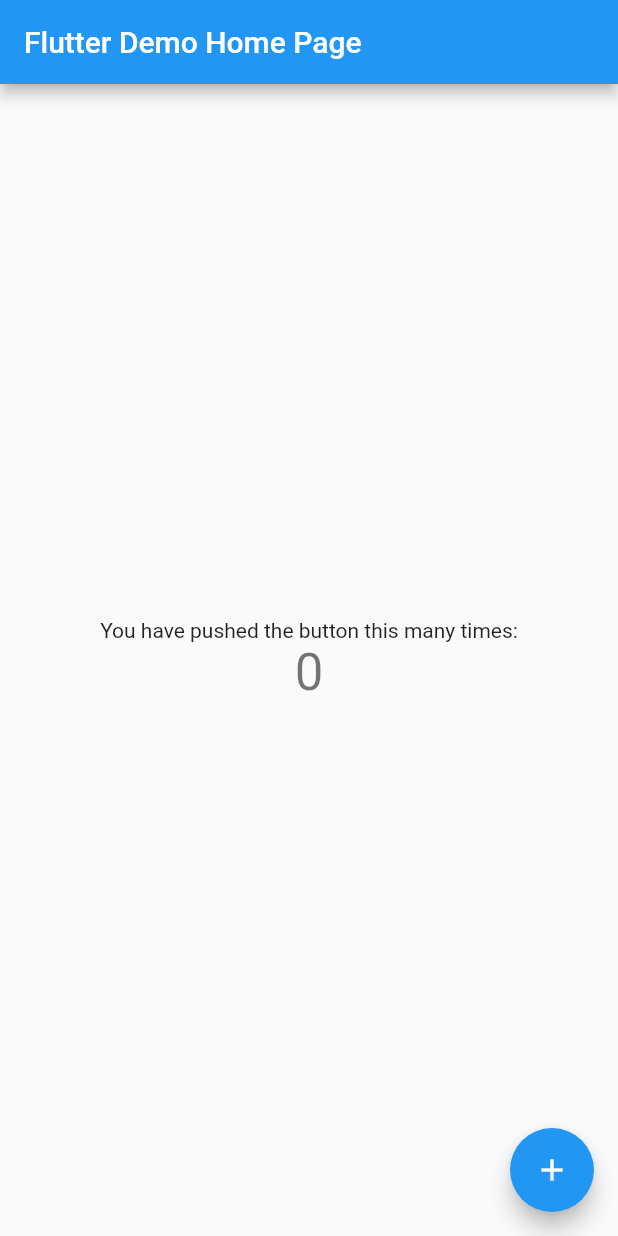
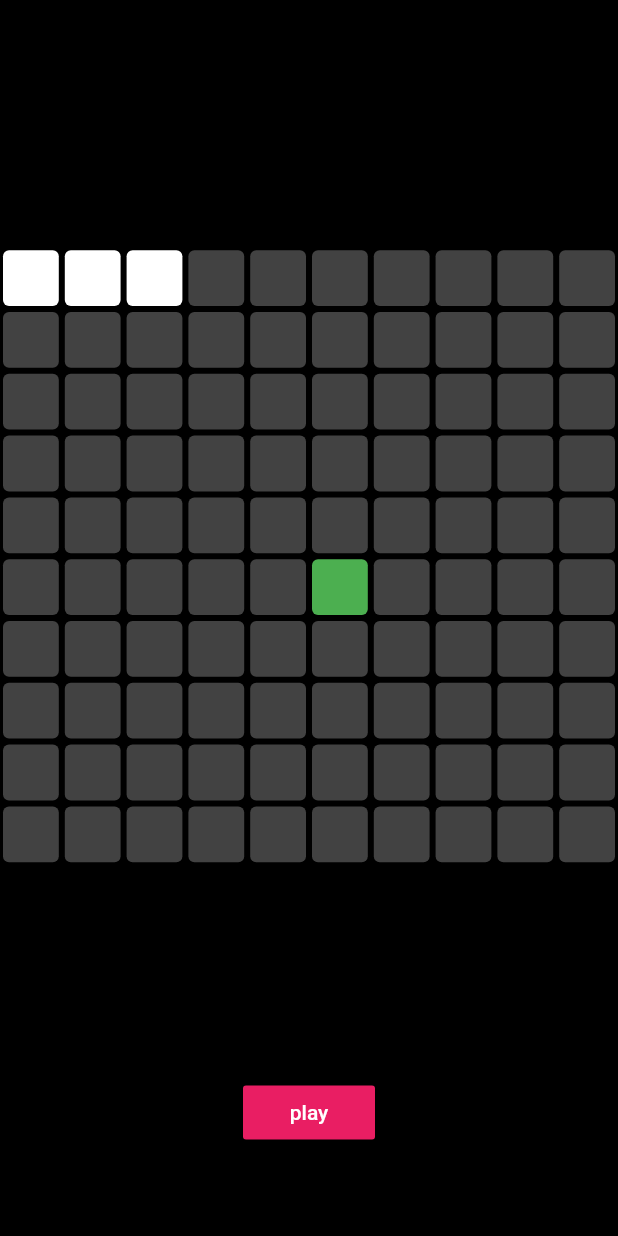
Before and after one commit to zahraakbari1234/flutterclassrepo, a Flutter app: the screen it shows after launch, on a phone screen of 412 x 824 dp. Run offline on Flutter 3.47's test engine with Material 2 defaults, Android fonts, the phone set to English and light mode, and no system bars; our stand-ins replace audioplayers.

Commit message:
end session7

```diff
--- /dev/null
+++ b/snake_game/lib/blank_pixel.dart
@@ -0,0 +1,19 @@
+import 'package:flutter/material.dart';
+
+
+class BlankPixel extends StatelessWidget {
+  const BlankPixel({Key? key}) : super(key: key);
+
+  @override
+  Widget build(BuildContext context) {
+    return Padding(
+      padding: const EdgeInsets.all(2.0),
+      child: Container(
+        decoration: BoxDecoration(
+          color: Colors.grey[800],
+          borderRadius: BorderRadius.circular(4),
+        ),
+      ),
+    );
+  }
+}
--- /dev/null
+++ b/snake_game/lib/food_pixel.dart
@@ -0,0 +1,18 @@
+import 'package:flutter/material.dart';
+
+class FoodPixel extends StatelessWidget {
+  const FoodPixel({Key? key}) : super(key: key);
+
+  @override
+  Widget build(BuildContext context) {
+    return Padding(
+      padding: const EdgeInsets.all(2.0),
+      child: Container(
+        decoration: BoxDecoration(
+          color: Colors.green,
+          borderRadius: BorderRadius.circular(4),
+        ),
+      ),
+    );
+  }
+}
--- /dev/null
+++ b/snake_game/lib/home_page.dart
@@ -0,0 +1,165 @@
+import 'dart:async';
+
+import 'package:flutter/material.dart';
+import 'package:snake_game/blank_pixel.dart';
+import 'package:snake_game/snake_pixel.dart';
+import 'food_pixel.dart';
+import 'package:async/async.dart';
+
+class HomePage extends StatefulWidget {
+  const HomePage({Key? key}) : super(key: key);
+
+  @override
+  State<HomePage> createState() => _HomePageState();
+}
+
+enum SnakeDirection{up,down,right,left}
+
+
+class _HomePageState extends State<HomePage> {
+
+  int rowSize = 10;
+  int TotalNumberOFSquares = 100;
+  bool _isFistTimePressed = true;
+  List<int> snakePos = [0 , 1 , 2];
+  int foodPos = 55 ;
+  var currentDirection = SnakeDirection.right;
+  void startGame (){
+    _isFistTimePressed = false ;
+    Timer.periodic(const Duration(milliseconds: 300), (timer) {
+      setState(() {
+        moveSnake();
+      });
+    });
+  }
+  void moveSnake () {
+    switch (currentDirection) {
+      case SnakeDirection.right:
+        {
+          if (snakePos.last % rowSize == 9) {
+            snakePos.add(snakePos.last + 1 - rowSize);
+            snakePos.removeAt(0);
+          }
+          else {
+            snakePos.add(snakePos.last + 1);
+            snakePos.removeAt(0);
+
+          }
+        }
+        break;
+      case SnakeDirection.left:
+        {
+          if (snakePos.last % rowSize == 0) {
+            snakePos.add(snakePos.last - 1 + rowSize);
+            snakePos.removeAt(0);
+
+          }
+          else {
+            snakePos.add(snakePos.last - 1);
+            snakePos.removeAt(0);
+
+          }
+        }
+        break;
+      case SnakeDirection.up:
+        {
+          if (snakePos.last < rowSize) {
+            snakePos.add(snakePos.last - rowSize + TotalNumberOFSquares);
+            snakePos.removeAt(0);
+
+          }
+          else {
+            snakePos.add(snakePos.last - rowSize);
+            snakePos.removeAt(0);
+
+          }
+        }
+        break;
+      case SnakeDirection.down:
+        {
+          if (snakePos.last + rowSize > TotalNumberOFSquares) {
+            snakePos.add(snakePos.last + rowSize - TotalNumberOFSquares);
+            snakePos.removeAt(0);
+
+          }
+          else {
+            snakePos.add(snakePos.last + rowSize);
+            snakePos.removeAt(0);
+
+          }
+        }
+        break;
+      default:
+    }
+  }
+
+  @override
+  Widget build(BuildContext context) {
+    return Column(
+      children: [
+        Expanded(
+          child: Container(
+          ),
+        ),
+        Expanded(
+          flex: 3,
+          child: GestureDetector(
+            onVerticalDragUpdate: (details){
+
+              //برای اینکه نتونه توی مسیر رفت برعکس بشه
+              //&& currentDirection!= SnakeDirection.up
+              if(details.delta.dy > 0 && currentDirection!= SnakeDirection.up){
+                currentDirection = SnakeDirection.down;
+              }else if(details.delta.dy < 0 && currentDirection!= SnakeDirection.down)
+                {
+                  currentDirection = SnakeDirection.up;
+                }
+            },
+
+            onHorizontalDragUpdate: (details){
+              if(details.delta.dx > 0 && currentDirection!= SnakeDirection.left){
+                currentDirection = SnakeDirection.right;
+              }else if(details.delta.dx < 0 && currentDirection!= SnakeDirection.right)
+              {
+                currentDirection = SnakeDirection.left;
+              }
+            },
+            child: GridView.builder(
+              gridDelegate:
+                   SliverGridDelegateWithFixedCrossAxisCount(crossAxisCount: rowSize),
+              itemCount: 100,
+              physics: const NeverScrollableScrollPhysics(),
+
+              //to do work on every grid
+              itemBuilder: ( context,  index) {
+                if (snakePos.contains(index)){
+                  return const SnakePixel();
+                }
+                else if(foodPos == index){
+                  return const FoodPixel();
+                }
+                else {
+                    return const BlankPixel();
+                  }
+              }),
+          ),
+        ),
+        Expanded(
+          child: Center(
+            child: MaterialButton(
+              onPressed: (){
+
+                //اگر این نباشد چند بار پشت هم دکمه فشار داده شود هرسری سرعت حرکت کرم میره بالاتر
+                if( _isFistTimePressed == true){
+                  startGame();
+                }
+              },
+              color: Colors.pink,
+              child: const Text("play"),
+            ),
+          ),
+        ),
+      ],
+    );
+  }
+}
--- a/snake_game/lib/main.dart
+++ b/snake_game/lib/main.dart
@@ -1,115 +1,27 @@
 import 'package:flutter/material.dart';
+import 'home_page.dart';
 
 void main() {
   runApp(const MyApp());
 }
 
-class MyApp extends StatelessWidget {
-  const MyApp({super.key});
+class MyApp extends StatefulWidget {
+  const MyApp({Key? key}) : super(key: key);
 
-  // This widget is the root of your application.
+  @override
+  State<MyApp> createState() => _MyAppState();
+}
+
+class _MyAppState extends State<MyApp> {
   @override
   Widget build(BuildContext context) {
-    return MaterialApp(
-      title: 'Flutter Demo',
-      theme: ThemeData(
-        // This is the theme of your application.
-        //
-        // Try running your application with "flutter run". You'll see the
-        // application has a blue toolbar. Then, without quitting the app, try
-        // changing the primarySwatch below to Colors.green and then invoke
-        // "hot reload" (press "r" in the console where you ran "flutter run",
-        // or simply save your changes to "hot reload" in a Flutter IDE).
-        // Notice that the counter didn't reset back to zero; the application
-        // is not restarted.
-        primarySwatch: Colors.blue,
+    return  MaterialApp(
+      debugShowCheckedModeBanner: false,
+      home:Scaffold(
+        backgroundColor: Colors.black,
+        body: HomePage(),
       ),
-      home: const MyHomePage(title: 'Flutter Demo Home Page'),
+      theme: ThemeData(brightness: Brightness.dark),
     );
   }
 }
-
-class MyHomePage extends StatefulWidget {
-  const MyHomePage({super.key, required this.title});
-
-  // This widget is the home page of your application. It is stateful, meaning
-  // that it has a State object (defined below) that contains fields that affect
-  // how it looks.
-
-  // This class is the configuration for the state. It holds the values (in this
-  // case the title) provided by the parent (in this case the App widget) and
-  // used by the build method of the State. Fields in a Widget subclass are
-  // always marked "final".
-
-  final String title;
-
-  @override
-  State<MyHomePage> createState() => _MyHomePageState();
-}
-
-class _MyHomePageState extends State<MyHomePage> {
-  int _counter = 0;
-
-  void _incrementCounter() {
-    setState(() {
-      // This call to setState tells the Flutter framework that something has
-      // changed in this State, which causes it to rerun the build method below
-      // so that the display can reflect the updated values. If we changed
-      // _counter without calling setState(), then the build method would not be
-      // called again, and so nothing would appear to happen.
-      _counter++;
-    });
-  }
-
-  @override
-  Widget build(BuildContext context) {
-    // This method is rerun every time setState is called, for instance as done
-    // by the _incrementCounter method above.
-    //
-    // The Flutter framework has been optimized to make rerunning build methods
-    // fast, so that you can just rebuild anything that needs updating rather
-    // than having to individually change instances of widgets.
-    return Scaffold(
-      appBar: AppBar(
-        // Here we take the value from the MyHomePage object that was created by
-        // the App.build method, and use it to set our appbar title.
-        title: Text(widget.title),
-      ),
-      body: Center(
-        // Center is a layout widget. It takes a single child and positions it
-        // in the middle of the parent.
-        child: Column(
-          // Column is also a layout widget. It takes a list of children and
-          // arranges them vertically. By default, it sizes itself to fit its
-          // children horizontally, and tries to be as tall as its parent.
-          //
-          // Invoke "debug painting" (press "p" in the console, choose the
-          // "Toggle Debug Paint" action from the Flutter Inspector in Android
-          // Studio, or the "Toggle Debug Paint" command in Visual Studio Code)
-          // to see the wireframe for each widget.
-          //
-          // Column has various properties to control how it sizes itself and
-          // how it positions its children. Here we use mainAxisAlignment to
-          // center the children vertically; the main axis here is the vertical
-          // axis because Columns are vertical (the cross axis would be
-          // horizontal).
-          mainAxisAlignment: MainAxisAlignment.center,
-          children: <Widget>[
-            const Text(
-              'You have pushed the button this many times:',
-            ),
-            Text(
-              '$_counter',
-              style: Theme.of(context).textTheme.headline4,
-            ),
-          ],
-        ),
-      ),
-      floatingActionButton: FloatingActionButton(
-        onPressed: _incrementCounter,
-        tooltip: 'Increment',
-        child: const Icon(Icons.add),
-      ), // This trailing comma makes auto-formatting nicer for build methods.
-    );
-  }
-}
--- /dev/null
+++ b/snake_game/lib/snake_pixel.dart
@@ -0,0 +1,18 @@
+import 'package:flutter/material.dart';
+
+class SnakePixel extends StatelessWidget {
+  const SnakePixel({Key? key}) : super(key: key);
+
+  @override
+  Widget build(BuildContext context) {
+    return Padding(
+      padding: const EdgeInsets.all(2.0),
+      child: Container(
+        decoration: BoxDecoration(
+          color: Colors.white,
+          borderRadius: BorderRadius.circular(4),
+        ),
+      ),
+    );
+  }
+}
```
